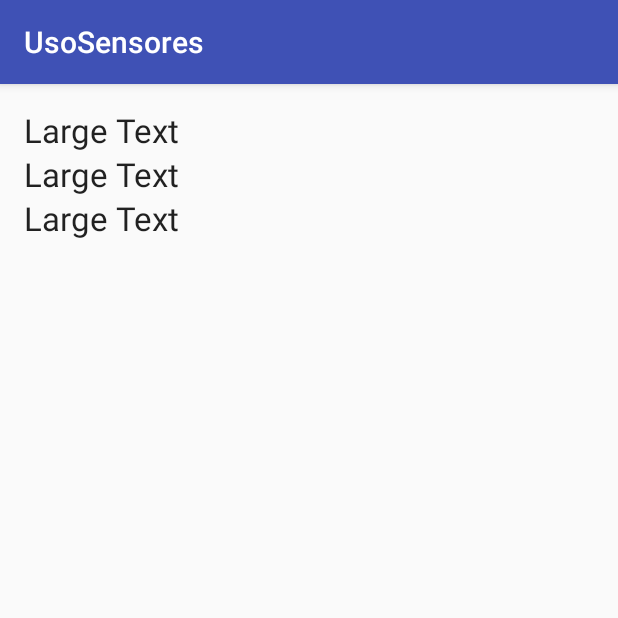
After one commit to kassimentz/EDM, an Android app: the DetalheSensorActivity screen opened directly, with no data from a screen before it, on a phone screen of 412 x 824 dp, the top half of it. The commit adds this screen. Run offline under Robolectric (Android 15) with nearby library versions, the phone set to English and light mode, and no system bars.

Commit message:
update sensores

```diff
--- a/AndroidAvancado/UsoSensores/app/src/main/AndroidManifest.xml
+++ b/AndroidAvancado/UsoSensores/app/src/main/AndroidManifest.xml
@@ -15,6 +15,7 @@
                 <category android:name="android.intent.category.LAUNCHER" />
             </intent-filter>
         </activity>
+        <activity android:name=".DetalheSensorActivity"></activity>
     </application>
 
 </manifest>
--- /dev/null
+++ b/AndroidAvancado/UsoSensores/app/src/main/java/edm/kassimentz/usosensores/DetalheSensorActivity.java
@@ -0,0 +1,57 @@
+package edm.kassimentz.usosensores;
+
+import android.content.Context;
+import android.hardware.Sensor;
+import android.hardware.SensorEvent;
+import android.hardware.SensorEventListener;
+import android.hardware.SensorManager;
+import android.support.v7.app.AppCompatActivity;
+import android.os.Bundle;
+import android.widget.TextView;
+
+public class DetalheSensorActivity extends AppCompatActivity implements SensorEventListener{
+
+    private SensorManager sMgr;
+    private TextView txt1, txt2, txt3;
+
+    @Override
+    protected void onCreate(Bundle savedInstanceState) {
+        super.onCreate(savedInstanceState);
+        setContentView(R.layout.activity_detalhe_sensor);
+
+        int type = getIntent().getIntExtra("tipo", 0);
+
+        txt1 = (TextView) findViewById(R.id.txt1);
+        txt2 = (TextView) findViewById(R.id.txt2);
+        txt3 = (TextView) findViewById(R.id.txt3);
+
+        sMgr = (SensorManager) getSystemService(Context.SENSOR_SERVICE);
+        sMgr.registerListener(
+                this,
+                sMgr.getDefaultSensor(type),
+                SensorManager.SENSOR_DELAY_NORMAL
+        );
+    }
+
+    //importante desregistrar para nao ficar lendo recurso a toa
+    @Override
+    protected void onDestroy() {
+        super.onDestroy();
+        sMgr.unregisterListener(this);
+    }
+
+    @Override
+    public void onSensorChanged(SensorEvent event) {
+        //qualquer sensor sempre retorna um sensor
+        //com tres valores, o que muda é quais sao uteis ou nao
+        float[] valores = event.values;
+        txt1.setText("[0]: "+ valores[0]);
+        txt2.setText("[1]: "+ valores[1]);
+        txt3.setText("[2]: "+ valores[2]);
+    }
+
+    @Override
+    public void onAccuracyChanged(Sensor sensor, int accuracy) {
+
+    }
+}
--- a/AndroidAvancado/UsoSensores/app/src/main/java/edm/kassimentz/usosensores/MainActivity.java
+++ b/AndroidAvancado/UsoSensores/app/src/main/java/edm/kassimentz/usosensores/MainActivity.java
@@ -2,18 +2,21 @@ package edm.kassimentz.usosensores;
 
 import android.app.ListActivity;
 import android.content.Context;
+import android.content.Intent;
 import android.hardware.Sensor;
 import android.hardware.SensorManager;
 import android.support.v7.app.AppCompatActivity;
 import android.os.Bundle;
+import android.view.View;
 import android.widget.ArrayAdapter;
+import android.widget.ListView;
 
 import java.util.ArrayList;
 import java.util.List;
 
 public class MainActivity extends ListActivity {
     //uma listActivity ja tem uma view interna listview, nao precisa dar um set content view.
-
+    List<Sensor> sensores;
     @Override
     protected void onCreate(Bundle savedInstanceState) {
         super.onCreate(savedInstanceState);
@@ -21,7 +24,7 @@ public class MainActivity extends ListActivity {
         SensorManager sensorManager = (SensorManager) getSystemService(Context.SENSOR_SERVICE);
         //retorna todos os sensores que esse possivel hardware tem. retorna uma lista de instancia da classe sensor
 
-        List<Sensor> sensores = sensorManager.getSensorList(Sensor.TYPE_ALL);
+        sensores = sensorManager.getSensorList(Sensor.TYPE_ALL);
 
         List<String> nomesSensores = new ArrayList<String>();
         for(Sensor sensor : sensores){
@@ -32,4 +35,11 @@ public class MainActivity extends ListActivity {
                 new ArrayAdapter<String>(this, android.R.layout.simple_list_item_1, nomesSensores)
         );
     }
+
+    @Override
+    protected void onListItemClick(ListView l, View v, int position, long id) {
+        Intent i = new Intent(this, DetalheSensorActivity.class);
+        i.putExtra("tipo", sensores.get(position).getType());
+        startActivity(i);
+    }
 }
--- /dev/null
+++ b/AndroidAvancado/UsoSensores/app/src/main/res/layout/activity_detalhe_sensor.xml
@@ -0,0 +1,34 @@
+<?xml version="1.0" encoding="utf-8"?>
+<LinearLayout xmlns:android="http://schemas.android.com/apk/res/android"
+    xmlns:tools="http://schemas.android.com/tools"
+    android:layout_width="match_parent"
+    android:layout_height="match_parent"
+    android:paddingBottom="@dimen/activity_vertical_margin"
+    android:paddingLeft="@dimen/activity_horizontal_margin"
+    android:paddingRight="@dimen/activity_horizontal_margin"
+    android:paddingTop="@dimen/activity_vertical_margin"
+    android:orientation="vertical"
+    tools:context="edm.kassimentz.usosensores.DetalheSensorActivity">
+
+    <TextView
+        android:layout_width="wrap_content"
+        android:layout_height="wrap_content"
+        android:textAppearance="?android:attr/textAppearanceLarge"
+        android:text="Large Text"
+        android:id="@+id/txt1" />
+
+    <TextView
+        android:layout_width="wrap_content"
+        android:layout_height="wrap_content"
+        android:textAppearance="?android:attr/textAppearanceLarge"
+        android:text="Large Text"
+        android:id="@+id/txt2" />
+
+    <TextView
+        android:layout_width="wrap_content"
+        android:layout_height="wrap_content"
+        android:textAppearance="?android:attr/textAppearanceLarge"
+        android:text="Large Text"
+        android:id="@+id/txt3" />
+
+</LinearLayout>
```
